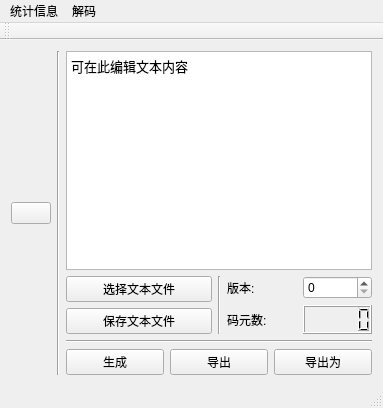
First picture: the form in mainwindow.ui, repository JacksonLeung96/QR-Code, before the edit.
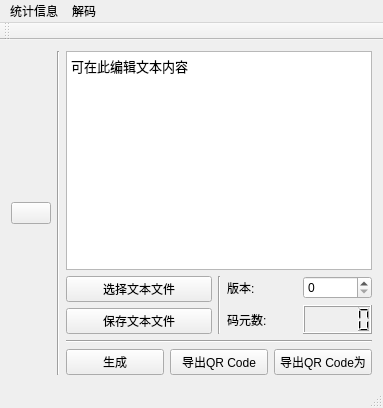
Second picture: the form after the edit.

What changed in the file:
```diff
--- a/mainwindow.ui
+++ b/mainwindow.ui
@@ -115,14 +115,14 @@
         <item>
          <widget class="QPushButton" name="exportButton">
           <property name="text">
-           <string>导出</string>
+           <string>导出QR Code</string>
           </property>
          </widget>
         </item>
         <item>
          <widget class="QPushButton" name="exportAsButton">
           <property name="text">
-           <string>导出为</string>
+           <string>导出QR Code为</string>
           </property>
          </widget>
         </item>
```
Left out of the diff: 9 changed lines with no effect on the pictures.
